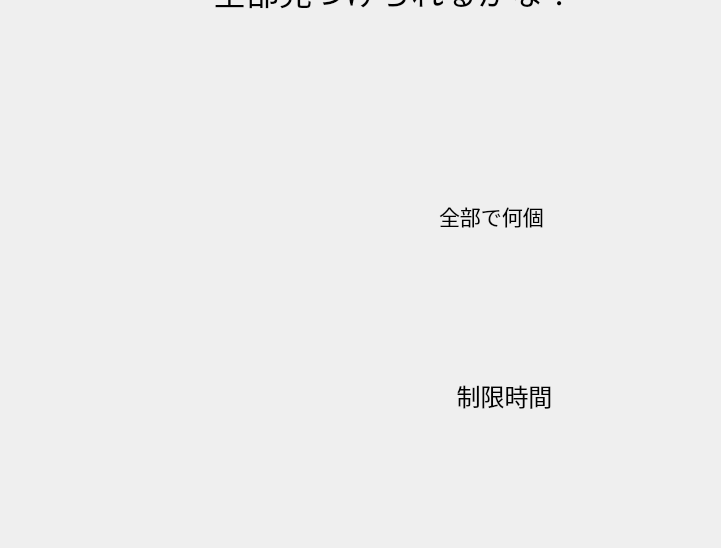
This is start/mainwindow.ui in t200d109/soft3 as Qt 5 draws it before an edit; both pictures show x 0 to 721 and y 129 to 677 of the 1033 by 677 pixel window. The edited form follows.
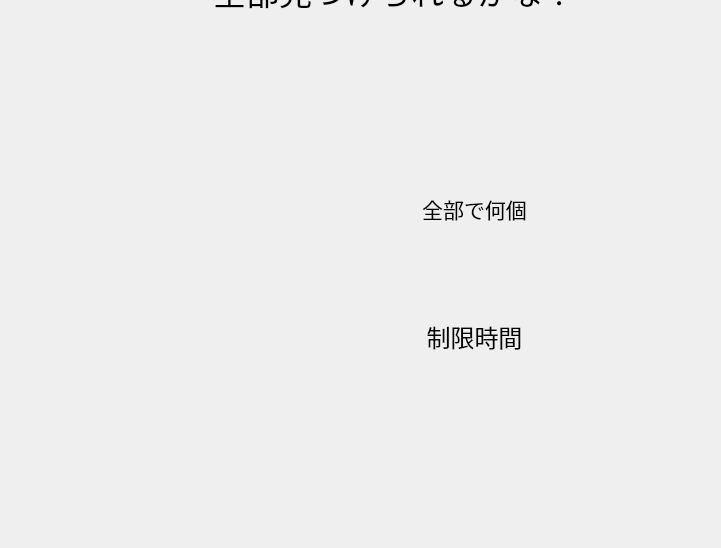
This is the edited form.

```diff
--- a/start/mainwindow.ui
+++ b/start/mainwindow.ui
@@ -10,11 +10,17 @@
     <height>677</height>
    </rect>
   </property>
+  <property name="minimumSize">
+   <size>
+    <width>1000</width>
+    <height>611</height>
+   </size>
+  </property>
   <property name="windowTitle">
    <string>MainWindow</string>
   </property>
   <widget class="QWidget" name="centralwidget">
-   <layout class="QVBoxLayout" name="verticalLayout_3">
+   <layout class="QHBoxLayout" name="horizontalLayout_3">
     <item>
      <widget class="QStackedWidget" name="stackedWidget">
       <property name="currentIndex">
@@ -144,8 +150,8 @@
        <widget class="QLabel" name="imagelabel1">
         <property name="geometry">
          <rect>
-          <x>70</x>
-          <y>190</y>
+          <x>40</x>
+          <y>200</y>
           <width>321</width>
           <height>281</height>
          </rect>
@@ -167,48 +173,6 @@
          <string/>
         </property>
        </widget>
-       <widget class="QLabel" name="kosulabel">
-        <property name="geometry">
-         <rect>
-          <x>430</x>
-          <y>180</y>
-          <width>121</width>
-          <height>71</height>
-         </rect>
-        </property>
-        <property name="font">
-         <font>
-          <pointsize>18</pointsize>
-         </font>
-        </property>
-        <property name="text">
-         <string/>
-        </property>
-        <property name="alignment">
-         <set>Qt::AlignCenter</set>
-        </property>
-       </widget>
-       <widget class="QLabel" name="timelabel">
-        <property name="geometry">
-         <rect>
-          <x>390</x>
-          <y>490</y>
-          <width>211</width>
-          <height>51</height>
-         </rect>
-        </property>
-        <property name="font">
-         <font>
-          <pointsize>18</pointsize>
-         </font>
-        </property>
-        <property name="text">
-         <string>制限時間</string>
-        </property>
-        <property name="alignment">
-         <set>Qt::AlignCenter</set>
-        </property>
-       </widget>
        <widget class="QPushButton" name="giveupbutton">
         <property name="geometry">
          <rect>
@@ -366,23 +330,107 @@
          <string>最初にここをクリック↓</string>
         </property>
        </widget>
-       <widget class="QLabel" name="allnumlabel">
+       <widget class="QWidget" name="layoutWidget">
         <property name="geometry">
          <rect>
-          <x>430</x>
-          <y>300</y>
-          <width>111</width>
-          <height>71</height>
+          <x>380</x>
+          <y>180</y>
+          <width>171</width>
+          <height>381</height>
          </rect>
         </property>
-        <property name="font">
-         <font>
-          <pointsize>16</pointsize>
-         </font>
-        </property>
-        <property name="text">
-         <string>全部で何個</string>
-        </property>
+        <layout class="QVBoxLayout" name="verticalLayout_4">
+         <item>
+          <widget class="QLabel" name="kosulabel">
+           <property name="minimumSize">
+            <size>
+             <width>0</width>
+             <height>40</height>
+            </size>
+           </property>
+           <property name="font">
+            <font>
+             <pointsize>18</pointsize>
+            </font>
+           </property>
+           <property name="text">
+            <string/>
+           </property>
+           <property name="alignment">
+            <set>Qt::AlignCenter</set>
+           </property>
+          </widget>
+         </item>
+         <item>
+          <spacer name="verticalSpacer_3">
+           <property name="orientation">
+            <enum>Qt::Vertical</enum>
+           </property>
+           <property name="sizeHint" stdset="0">
+            <size>
+             <width>20</width>
+             <height>40</height>
+            </size>
+           </property>
+          </spacer>
+         </item>
+         <item>
+          <widget class="QLabel" name="allnumlabel">
+           <property name="font">
+            <font>
+             <pointsize>16</pointsize>
+            </font>
+           </property>
+           <property name="text">
+            <string>全部で何個</string>
+           </property>
+           <property name="alignment">
+            <set>Qt::AlignCenter</set>
+           </property>
+          </widget>
+         </item>
+         <item>
+          <spacer name="verticalSpacer_4">
+           <property name="orientation">
+            <enum>Qt::Vertical</enum>
+           </property>
+           <property name="sizeHint" stdset="0">
+            <size>
+             <width>20</width>
+             <height>40</height>
+            </size>
+           </property>
+          </spacer>
+         </item>
+         <item>
+          <widget class="QLabel" name="timelabel">
+           <property name="font">
+            <font>
+             <pointsize>18</pointsize>
+            </font>
+           </property>
+           <property name="text">
+            <string>制限時間</string>
+           </property>
+           <property name="alignment">
+            <set>Qt::AlignCenter</set>
+           </property>
+          </widget>
+         </item>
+         <item>
+          <spacer name="verticalSpacer_5">
+           <property name="orientation">
+            <enum>Qt::Vertical</enum>
+           </property>
+           <property name="sizeHint" stdset="0">
+            <size>
+             <width>20</width>
+             <height>40</height>
+            </size>
+           </property>
+          </spacer>
+         </item>
+        </layout>
        </widget>
       </widget>
       <widget class="QWidget" name="page_5">
```
Left out of the diff: 36 changed lines with no effect on the pictures.
